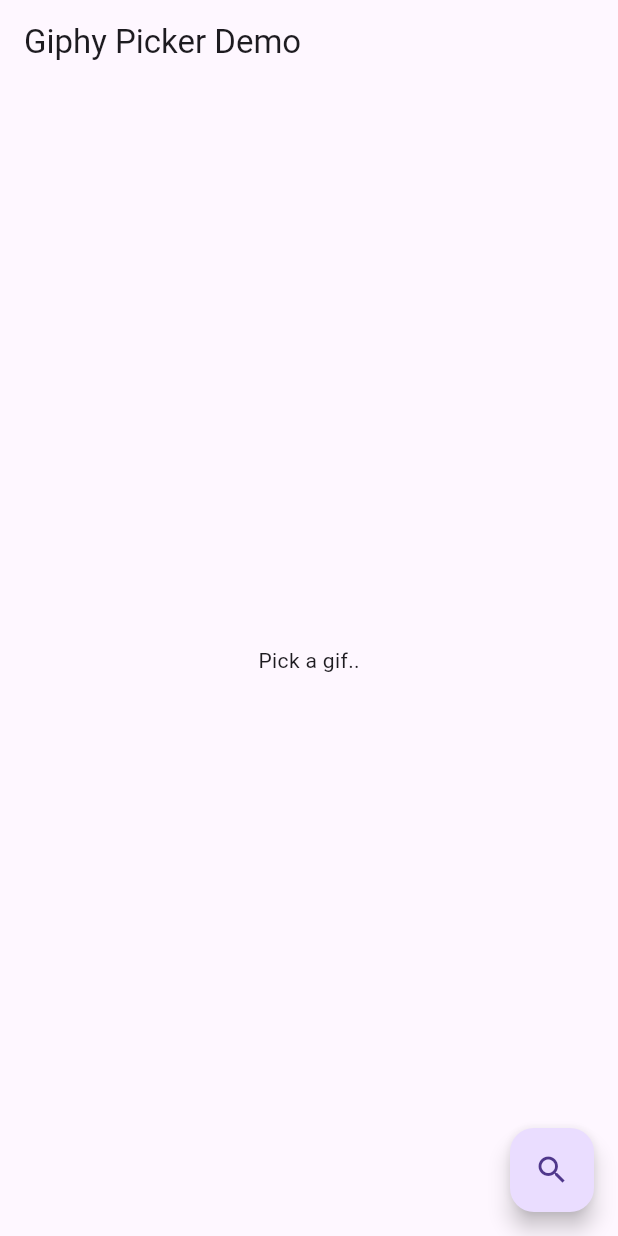
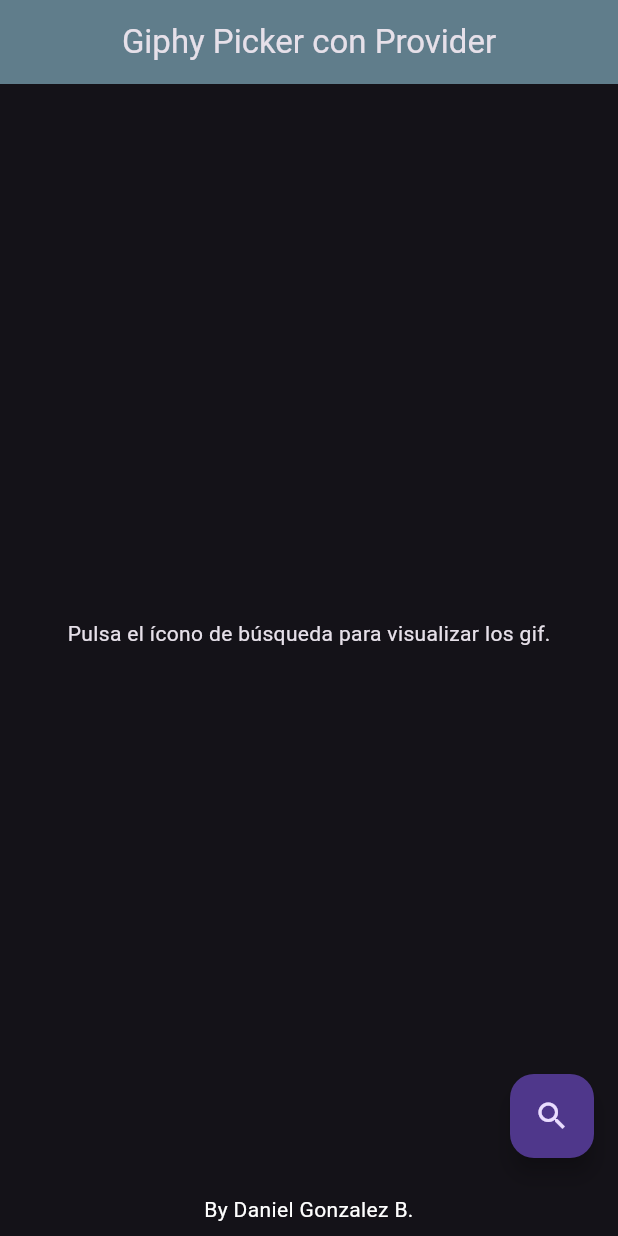
Before and after one commit to Daniel-GB0319/giphy_flutter_app, a Flutter app: the screen it shows after launch, after a tap on the "search" icon, on a phone screen of 412 x 824 dp. Run offline on Flutter 3.47's test engine with Material 3 defaults, Android fonts, the phone set to English and light mode, and no system bars; missing offline and left inert: giphy_picker.

Commit message:
Estructura de main.dart modificado para utilizar el gestor de estado provider, ademas de cambios en colores de backgroud y texto.

```diff
--- a/lib/main.dart
+++ b/lib/main.dart
@@ -1,61 +1,83 @@
 import 'package:flutter/material.dart';
 import 'package:giphy_picker/giphy_picker.dart';
+import 'package:provider/provider.dart';
 
 void main() {
-  runApp(const MyApp());
+  runApp(
+    ChangeNotifierProvider(
+      create: (context) => GifModel(),
+      child: MyApp(),
+    ),
+  );
 }
 
 class MyApp extends StatelessWidget {
-  const MyApp({super.key});
-
   @override
   Widget build(BuildContext context) {
-    return const MaterialApp(
-      title: 'Giphy Picker Demo',
-      home: MyHomePage(title: 'Giphy Picker Demo'),
+    return MaterialApp(
+      title: 'Giphy Picker con Provider',
+      debugShowCheckedModeBanner: false,
+      theme: ThemeData(
+        brightness: Brightness.dark,
+        appBarTheme: AppBarTheme(
+          centerTitle: true,
+          color: Colors.blueGrey,
+        ),
+      ),
+      home: MyHomePage(title: 'Giphy Picker con Provider'),
     );
   }
 }
 
-class MyHomePage extends StatefulWidget {
-  const MyHomePage({super.key, required this.title});
+class MyHomePage extends StatelessWidget {
+  const MyHomePage({Key? key, required this.title}) : super(key: key);
   final String title;
-
-  @override
-  State<MyHomePage> createState() => _MyHomePageState();
-}
-
-class _MyHomePageState extends State<MyHomePage> {
-  GiphyGif? _gif;
 
   @override
   Widget build(BuildContext context) {
     return Scaffold(
       appBar: AppBar(
-        title: Text(_gif?.title ?? 'Giphy Picker Demo'),
+        title: Text(title),
       ),
       body: SafeArea(
         child: Center(
-          child: _gif == null
-              ? const Text('Pick a gif..')
-              : GiphyImage.original(gif: _gif!),
+          child: context.watch<GifModel>().gif == null
+              ? const Text('Pulsa el ícono de búsqueda para visualizar los gif.')
+              : GiphyImage.original(gif: context.watch<GifModel>().gif!),
         ),
       ),
       floatingActionButton: FloatingActionButton(
         child: const Icon(Icons.search),
         onPressed: () async {
-          // request your Giphy API key at https://developers.giphy.com/
           final gif = await GiphyPicker.pickGif(
             context: context,
-            // YOUR GIPHY APIKEY HERE
-            apiKey: '',
+            apiKey: 'BIHdnJeNPVDOP1t6TQXX66vMa7kJ92qd',
           );
 
           if (gif != null) {
-            setState(() => _gif = gif);
+            context.read<GifModel>().updateGif(gif);
           }
         },
+      ),
+      bottomNavigationBar: Padding(
+        padding: const EdgeInsets.all(8.0),
+        child: Text(
+          'By Daniel Gonzalez B.',
+          textAlign: TextAlign.center,
+          style: TextStyle(color: Colors.white),
+        ),
       ),
     );
   }
 }
+
+class GifModel extends ChangeNotifier {
+  GiphyGif? _gif;
+
+  GiphyGif? get gif => _gif;
+
+  void updateGif(GiphyGif newGif) {
+    _gif = newGif;
+    notifyListeners();
+  }
+}
--- a/pubspec.yaml
+++ b/pubspec.yaml
@@ -36,6 +36,7 @@ dependencies:
   # Use with the CupertinoIcons class for iOS style icons.
   cupertino_icons: ^1.0.2
   giphy_picker: ^3.0.1
+  provider: ^6.1.1
 
 dev_dependencies:
   flutter_test:
```
Also changed, not shown: pubspec.lock.
